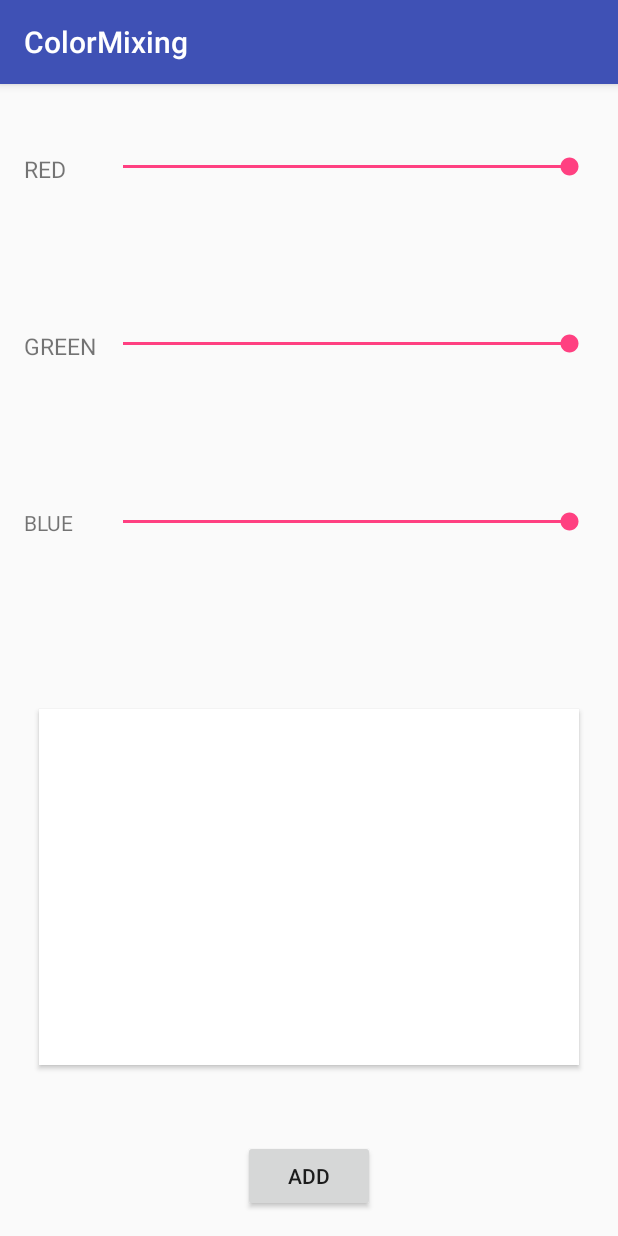
After one commit to Chengcheng2017/ColorMixing-, an Android app: the AddColor screen opened directly, with no data from a screen before it, on a phone screen of 412 x 824 dp. The commit adds this screen. Run offline under Robolectric (Android 15) with nearby library versions, the phone set to English and light mode, and no system bars.

Commit message:
Built AddColor activity

```diff
--- a/app/build.gradle
+++ b/app/build.gradle
@@ -25,5 +25,6 @@ dependencies {
         exclude group: 'com.android.support', module: 'support-annotations'
     })
     compile 'com.android.support:appcompat-v7:25.3.1'
-    testCompile 'junit:junit:4.12'
+    compile 'com.android.support:design:25.3.1'
+    //testCompile 'junit:junit:4.12'
 }
--- a/app/src/main/AndroidManifest.xml
+++ b/app/src/main/AndroidManifest.xml
@@ -15,6 +15,7 @@
                 <category android:name="android.intent.category.LAUNCHER" />
             </intent-filter>
         </activity>
+        <activity android:name=".AddColor"></activity>
     </application>
 
 </manifest>
--- /dev/null
+++ b/app/src/main/java/chengcheng/colormixing/AddColor.java
@@ -0,0 +1,117 @@
+package chengcheng.colormixing;
+
+import android.content.Intent;
+import android.graphics.Color;
+import android.support.v7.app.AppCompatActivity;
+import android.os.Bundle;
+import android.view.View;
+import android.widget.Button;
+import android.widget.SeekBar;
+import android.widget.TextView;
+
+public class AddColor extends AppCompatActivity {
+
+    Button button, display;
+    SeekBar sb_red, sb_green, sb_blue;
+
+
+
+    int red, green, blue;
+
+    @Override
+    protected void onCreate(Bundle savedInstanceState) {
+        super.onCreate(savedInstanceState);
+        setContentView(R.layout.activity_add_color);
+
+        red = 255;
+        green = 255;
+        blue = 255;
+
+        button = (Button) findViewById(R.id.add_button);
+        display = (Button) findViewById(R.id.color_dis);
+        sb_red = (SeekBar) findViewById(R.id.sb_red);
+        sb_green = (SeekBar) findViewById(R.id.sb_green);
+        sb_blue = (SeekBar) findViewById(R.id.sb_blue);
+
+        sb_red.setMax(red);
+        sb_red.setProgress(red);
+
+        sb_green.setMax(green);
+        sb_green.setProgress(green);
+
+        sb_blue.setMax(blue);
+        sb_blue.setProgress(blue);
+
+        display.setBackgroundColor(Color.argb(255, red, green, blue));
+
+        sb_red.setOnSeekBarChangeListener(new SeekBar.OnSeekBarChangeListener() {
+            @Override
+            public void onProgressChanged(SeekBar seekBar, int progress, boolean fromUser) {
+                red = progress;
+
+                display.setBackgroundColor(Color.argb(255, red, green, blue));
+
+            }
+
+            @Override
+            public void onStartTrackingTouch(SeekBar seekBar) {
+
+            }
+
+            @Override
+            public void onStopTrackingTouch(SeekBar seekBar) {
+
+            }
+        });
+
+        sb_green.setOnSeekBarChangeListener(new SeekBar.OnSeekBarChangeListener() {
+            @Override
+            public void onProgressChanged(SeekBar seekBar, int progress, boolean fromUser) {
+                green = progress;
+
+                display.setBackgroundColor(Color.argb(255, red, green, blue));
+            }
+
+            @Override
+            public void onStartTrackingTouch(SeekBar seekBar) {
+
+            }
+
+            @Override
+            public void onStopTrackingTouch(SeekBar seekBar) {
+
+            }
+        });
+
+        sb_blue.setOnSeekBarChangeListener(new SeekBar.OnSeekBarChangeListener() {
+            @Override
+            public void onProgressChanged(SeekBar seekBar, int progress, boolean fromUser) {
+                blue = progress;
+
+                display.setBackgroundColor(Color.argb(255, red, green, blue));
+            }
+
+            @Override
+            public void onStartTrackingTouch(SeekBar seekBar) {
+
+            }
+
+            @Override
+            public void onStopTrackingTouch(SeekBar seekBar) {
+
+            }
+        });
+
+        button.setOnClickListener(new View.OnClickListener() {
+            @Override
+            public void onClick(View v) {
+                ColorList color = new ColorList(255, red, green, blue);
+                Intent data = new Intent();
+                data.putExtra("COLOR",color);
+                setResult(RESULT_OK, data);
+                finish();
+            }
+        });
+
+    }
+}
--- a/app/src/main/java/chengcheng/colormixing/ColorAdapter.java
+++ b/app/src/main/java/chengcheng/colormixing/ColorAdapter.java
@@ -46,8 +46,8 @@ public class ColorAdapter extends BaseAdapter{
         TextView colorSquare = (TextView) rowView.findViewById(R.id.color_square);
         //SeekBar colorAdjust = (SeekBar) rowView.findViewById(R.id.color_adjust);
 
-        ColorList colorList = (ColorList) getItem(position);
-        colorSquare.setBackgroundColor(colorList.color);
+        //ColorList colorList = (ColorList) getItem(position);
+        //colorSquare.setBackgroundColor(colorList.color);
 
         return rowView;
     }
--- /dev/null
+++ b/app/src/main/res/layout/activity_add_color.xml
@@ -0,0 +1,91 @@
+<?xml version="1.0" encoding="utf-8"?>
+<LinearLayout xmlns:android="http://schemas.android.com/apk/res/android"
+    xmlns:tools="http://schemas.android.com/tools"
+    android:id="@+id/activity_add_color"
+    android:layout_width="match_parent"
+    android:layout_height="match_parent"
+    android:paddingBottom="@dimen/activity_vertical_margin"
+    android:paddingLeft="@dimen/activity_horizontal_margin"
+    android:paddingRight="@dimen/activity_horizontal_margin"
+    android:paddingTop="@dimen/activity_vertical_margin"
+    android:orientation="vertical"
+    tools:context="chengcheng.colormixing.AddColor">
+
+    <LinearLayout
+        android:layout_width="match_parent"
+        android:layout_height="0dp"
+        android:layout_weight="1"
+        android:orientation="horizontal"
+        android:layout_marginTop="30dp">
+
+        <TextView
+            android:layout_width="@dimen/text_wide"
+            android:layout_height="wrap_content"
+            android:text="RED"
+            android:textSize="15dp"/>
+
+        <SeekBar
+            android:layout_width="match_parent"
+            android:layout_height="wrap_content"
+            android:id="@+id/sb_red"
+            android:layout_marginBottom="15dp"/>
+    </LinearLayout>
+
+
+
+    <LinearLayout
+        android:layout_width="match_parent"
+        android:layout_height="0dp"
+        android:layout_weight="1"
+        android:orientation="horizontal">
+
+        <TextView
+            android:layout_width="@dimen/text_wide"
+            android:layout_height="wrap_content"
+            android:text="GREEN"
+            android:textSize="15dp"/>
+
+        <SeekBar
+            android:layout_width="match_parent"
+            android:layout_height="wrap_content"
+            android:id="@+id/sb_green"
+            android:layout_marginBottom="15dp"/>
+    </LinearLayout>
+
+    <LinearLayout
+        android:layout_width="match_parent"
+        android:layout_height="0dp"
+        android:layout_weight="1"
+        android:orientation="horizontal">
+
+        <TextView
+            android:layout_width="@dimen/text_wide"
+            android:layout_height="wrap_content"
+            android:text="BLUE"/>
+
+        <SeekBar
+            android:layout_width="match_parent"
+            android:layout_height="wrap_content"
+            android:id="@+id/sb_blue"
+            android:layout_marginBottom="15dp"/>
+    </LinearLayout>
+
+
+    <Button
+        android:layout_width="match_parent"
+        android:layout_height="0dp"
+        android:layout_weight="2"
+        android:id="@+id/color_dis"
+       android:layout_marginLeft="10dp"
+        android:layout_marginRight="10dp"
+        android:layout_marginTop="15dp"
+        android:layout_marginBottom="50dp"
+        />
+
+    <Button
+        android:text="Add"
+        android:layout_gravity="center_horizontal"
+        android:layout_width="wrap_content"
+        android:layout_height="wrap_content"
+        android:id="@+id/add_button" />
+</LinearLayout>
--- a/app/src/main/res/values/dimens.xml
+++ b/app/src/main/res/values/dimens.xml
@@ -2,4 +2,6 @@
     <!-- Default screen margins, per the Android Design guidelines. -->
     <dimen name="activity_horizontal_margin">16dp</dimen>
     <dimen name="activity_vertical_margin">16dp</dimen>
+    <dimen name="fab_margin">16dp</dimen>
+    <dimen name="text_wide">50dp</dimen>
 </resources>
--- a/app/src/main/res/values/strings.xml
+++ b/app/src/main/res/values/strings.xml
@@ -1,3 +1,4 @@
 <resources>
     <string name="app_name">ColorMixing</string>
+    <string name="title_activity_add_color">AddColor</string>
 </resources>
```
Also changed, not shown: app/src/main/java/chengcheng/colormixing/ColorList.java (+22 -8 lines), app/src/main/java/chengcheng/colormixing/MainActivity.java (+17 -0 lines), app/src/main/java/chengcheng/colormixing/RequestCode.java (added, +9 -0 lines), app/src/main/res/layout/content_add_color.xml (added, +16 -0 lines), app/src/main/res/values-v21/styles.xml (added, +9 -0 lines), app/src/main/res/values/styles.xml (+9 -0 lines).
